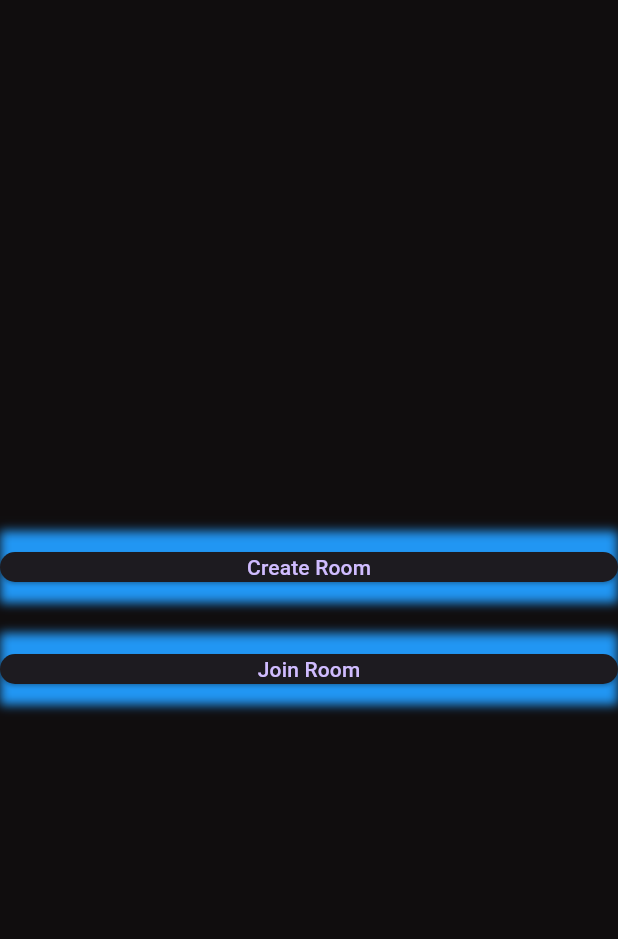
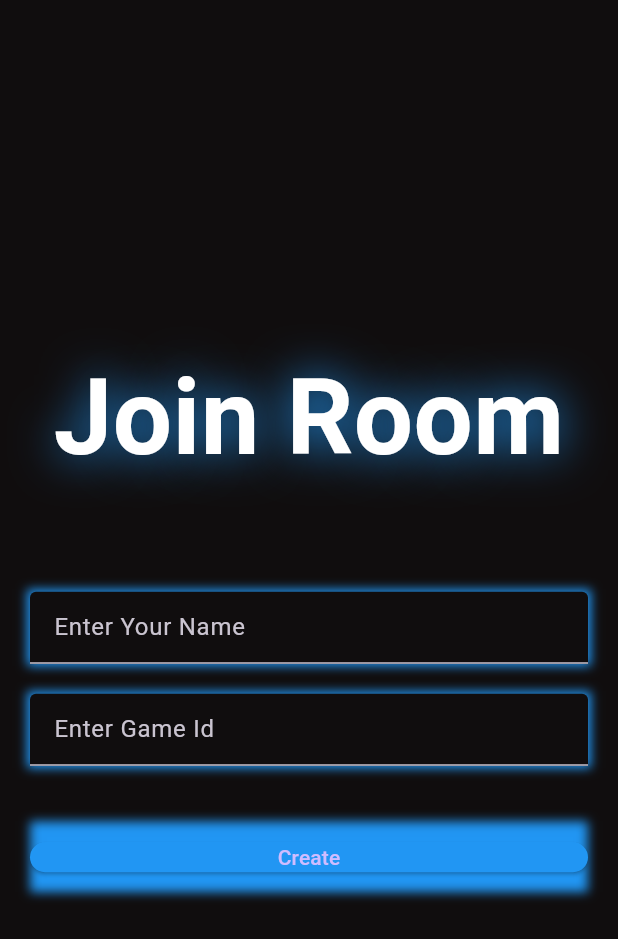
Before and after one commit to Nikhildeshmukh07/spin_the_region, a Flutter app: the screen it shows after launch, after a tap on "Join Room", on a phone screen of 412 x 824 dp. Shown: the top 939 px of the screen. Run offline on Flutter 3.47's test engine with Material 3 defaults, Android fonts, the phone set to English and light mode, and no system bars; our stand-ins replace flutter_fortune_wheel, rxdart; missing offline and left inert: dart:js.

Commit message:
second commit 22 -04 -2024

```diff
--- a/lib/View/join_room_screen.dart
+++ b/lib/View/join_room_screen.dart
@@ -0,0 +1,59 @@
+import 'package:flutter/material.dart';
+
+import '../Widgets/custum_text.dart';
+import '../Widgets/custum_textfeild.dart';
+import '../Widgets/cutom_button.dart';
+import '../responsive/responsive.dart';
+
+ class JoinRommScreen extends StatefulWidget {
+  static String routName = '/join-room';
+
+  const JoinRommScreen({super.key});
+
+  @override
+  State<JoinRommScreen> createState() => _JoinRommScreenState();
+}
+
+class _JoinRommScreenState extends State<JoinRommScreen> {
+  final TextEditingController _gameIdController = TextEditingController();
+  final TextEditingController _nameController = TextEditingController();
+
+  @override
+  void dispose() {
+    super.dispose();
+    _gameIdController.dispose();
+    _nameController.dispose();
+  }
+
+  @override
+  Widget build(BuildContext context) {
+    final size = MediaQuery.of(context).size;
+    return Scaffold(
+      body: Responsive(
+        child: Container(
+          margin: const EdgeInsets.symmetric(
+            horizontal: 20,
+          ),
+          child: Column(
+            mainAxisAlignment: MainAxisAlignment.center,
+            crossAxisAlignment: CrossAxisAlignment.center,
+            children: [
+              CustomText(
+                  shadows: [Shadow(blurRadius: 40, color: Colors.blue)],
+                  text: 'Join Room',
+                  fontsize: 70),
+              SizedBox(height: size.height * 0.08),
+              CustumTextField(
+                  controller: _nameController, hintText: 'Enter Your Name'),
+              const SizedBox(height: 20),
+              CustumTextField(
+                  controller: _gameIdController, hintText: 'Enter Game Id'),
+              SizedBox(height: size.height * 0.045),
+              CustomButton(onTap: () {}, text: 'Create')
+            ],
+          ),
+        ),
+      ),
+    );
+  }
+}
--- a/lib/View/main_menu_screen.dart
+++ b/lib/View/main_menu_screen.dart
@@ -1,21 +1,36 @@
 import 'package:flutter/material.dart';
+import 'package:spin_the_region/View/create_room_screen.dart';
+import 'package:spin_the_region/View/join_room_screen.dart';
 import 'package:spin_the_region/Widgets/cutom_button.dart';
+import 'package:spin_the_region/responsive/responsive.dart';
 
 class MainMenuScreen extends StatelessWidget {
+  static String routName = '/main-menu';
+
   const MainMenuScreen({super.key});
+
+  void createRoom(BuildContext context) {
+    Navigator.pushNamed(context, CreateRoomScreen.routName);
+  }
+
+  void joinRoom(BuildContext context) {
+    Navigator.pushNamed(context, JoinRommScreen.routName);
+  }
 
   @override
   Widget build(BuildContext context) {
     return Scaffold(
-      body: Column(
+      body: Responsive(
+        child: Column(
           mainAxisAlignment: MainAxisAlignment.center,
           children: [
-          CustomButton(onTap: () {}, text: 'Create Room'),
+            CustomButton(onTap: () => createRoom(context), text: 'Create Room'),
             const SizedBox(
               height: 20,
             ),
-          CustomButton(onTap: () {}, text: 'Join Room')
+            CustomButton(onTap: () => joinRoom(context), text: 'Join Room')
           ],
+        ),
       ),
     );
   }
--- a/lib/Widgets/custum_text.dart
+++ b/lib/Widgets/custum_text.dart
@@ -0,0 +1,25 @@
+import 'package:flutter/material.dart';
+
+class CustomText extends StatelessWidget {
+  final List<Shadow> shadows;
+  final String text;
+  final double fontsize;
+
+  const CustomText(
+      {super.key,
+      required this.shadows,
+      required this.text,
+      required this.fontsize});
+
+  @override
+  Widget build(BuildContext context) {
+    return Text(
+      text,
+      style: TextStyle(
+          color: Colors.white,
+          fontWeight: FontWeight.bold,
+          fontSize: fontsize,
+          shadows: shadows),
+    );
+  }
+}
--- a/lib/Widgets/custum_textfeild.dart
+++ b/lib/Widgets/custum_textfeild.dart
@@ -0,0 +1,24 @@
+import 'package:flutter/material.dart';
+import 'package:spin_the_region/utils/colors.dart';
+
+class CustumTextField extends StatelessWidget {
+  final TextEditingController controller;
+  final String hintText;
+
+  const CustumTextField(
+      {super.key, required this.controller, required this.hintText});
+
+  @override
+  Widget build(BuildContext context) {
+    return Container(
+      decoration: const BoxDecoration(boxShadow: [
+        BoxShadow(color: Colors.blue, blurRadius: 5, spreadRadius: 2)
+      ]),
+      child: TextField(
+        controller: controller,
+        decoration: InputDecoration(
+            fillColor: bgColor, filled: true, hintText: hintText),
+      ),
+    );
+  }
+}
--- a/lib/Widgets/cutom_button.dart
+++ b/lib/Widgets/cutom_button.dart
@@ -17,8 +17,7 @@
         onPressed: onTap,
         child: Text(text),
         style: ElevatedButton.styleFrom(
-          minimumSize: Size(width, 5),
-        ),
+            minimumSize: Size(width, 5), backgroundColor: Colors.blue),
       ),
     );
   }
--- a/lib/main.dart
+++ b/lib/main.dart
@@ -1,4 +1,8 @@
+import 'dart:js';
+
 import 'package:flutter/material.dart';
+import 'package:spin_the_region/View/create_room_screen.dart';
+import 'package:spin_the_region/View/join_room_screen.dart';
 import 'package:spin_the_region/ViewModel/1_Main_file.dart';
 import 'package:spin_the_region/utils/colors.dart';
 
@@ -8,5 +12,11 @@
   runApp(MaterialApp(
     home: MainMenuScreen(),
     theme: ThemeData.dark().copyWith(scaffoldBackgroundColor: bgColor),
+    routes: {
+      MainMenuScreen.routName: (context) => const MainMenuScreen(),
+      JoinRommScreen.routName: (context) => const JoinRommScreen(),
+      CreateRoomScreen.routName: (context) => const CreateRoomScreen()
+    },
+    initialRoute: MainMenuScreen.routName,
   ));
 }
--- a/pubspec.yaml
+++ b/pubspec.yaml
@@ -37,6 +37,7 @@
   cupertino_icons: ^1.0.6
   flutter_fortune_wheel: ^1.3.1
   rxdart: ^0.27.7
+  socket_io_client: ^2.0.3+1
 
 dev_dependencies:
   flutter_test:
```
Also changed, not shown: lib/View/create_room_screen.dart (+55 -0 lines), pubspec.lock, 2 other files. Lines whose indentation alone changed are shown as unchanged.
